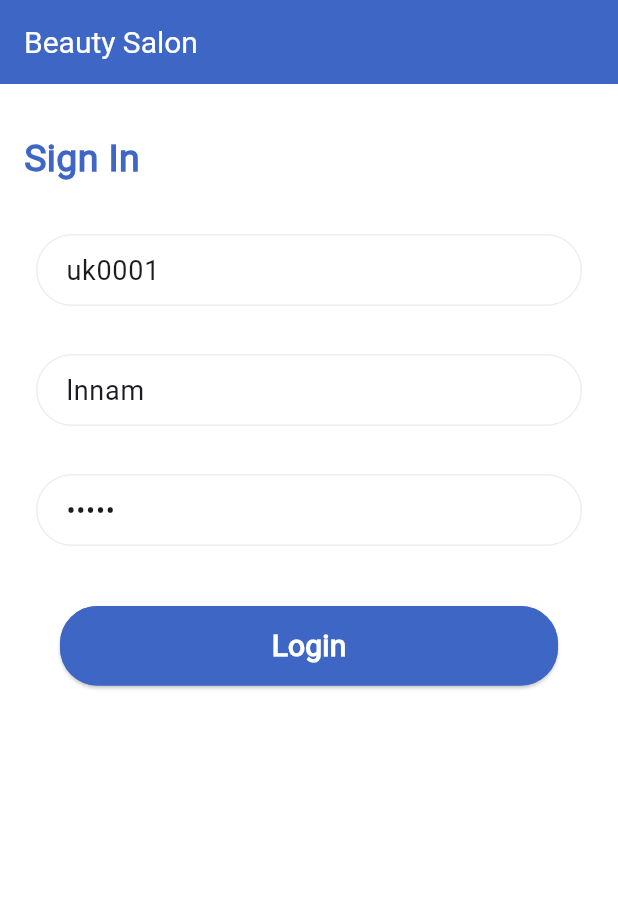
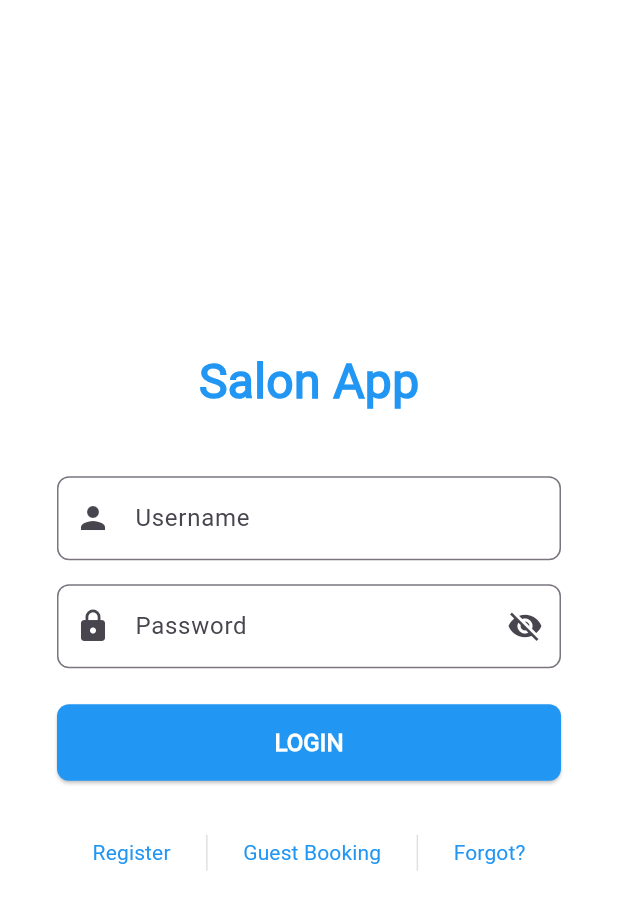
Before and after one commit to lnnam/fe_salon_owner, a Flutter app: the screen it shows after launch, on a phone screen of 412 x 824 dp. Shown: the top 910 px of the screen. Run offline on Flutter 3.47's test engine with Material 3 defaults, Android fonts, the light colour scheme and no system bars; our stand-ins replace cached_network_image, easy_localization, progress_dialog_null_safe, shared_preferences; missing offline and left inert: booking_calendar; accounts and stored records are empty; Roboto replaces fonts that are missing (OpenSans).

Commit message:
chore(ui): improve service & staff lists, add customer login and booking tweaks

```diff
--- a/lib/main.dart
+++ b/lib/main.dart
@@ -1,16 +1,17 @@
+import 'package:salonapp/ui/booking/customer_login.dart';
+
 import 'constants.dart';
 import 'dart:convert';
 import 'package:flutter/material.dart';
 import 'package:easy_localization/easy_localization.dart';
-import 'package:salonapp/services/helper.dart';
-import 'package:salonapp/api/api_manager.dart';
-import 'package:salonapp/ui/home.dart';
 import 'package:salonapp/ui/login.dart';
 import 'package:salonapp/ui/dashboard.dart';
 import 'package:salonapp/model/user.dart';
 import 'package:shared_preferences/shared_preferences.dart';
 import 'package:salonapp/ui/pos/home.dart';
 import 'package:salonapp/ui/booking/home.dart';
+import 'package:salonapp/ui/booking/staff.dart';
+import 'package:salonapp/ui/booking/service.dart';
 import 'package:flutter/rendering.dart';
 import 'package:salonapp/provider/booking.provider.dart';
 import 'package:provider/provider.dart';
@@ -100,7 +101,7 @@ class MyAppState extends State<MyApp> with WidgetsBindingObserver {
       // home: AuthChecker(),
       initialRoute: '/',
       routes: {
-        '/': (context) => const AuthChecker(),
+        '/': (context) => const CustomerLoginPage(),
         '/dashboard': (context) => const AuthChecker(),
         '/booking': (context) => const BookingHomeScreen(),
         '/pos': (context) => const SaleScreen(),
--- a/lib/ui/booking/calendar.dart
+++ b/lib/ui/booking/calendar.dart
@@ -6,6 +6,7 @@ import 'package:salonapp/constants.dart';
 import 'customer.dart'; // Import SchedulePage
 import 'summary.dart';
 import 'package:salonapp/api/api_manager.dart';
+import 'package:salonapp/ui/booking/customer_login.dart';
 
 class BookingCalendarPage extends StatefulWidget {
   const BookingCalendarPage({super.key});
@@ -70,7 +71,7 @@ class _BookingCalendarPageState extends State<BookingCalendarPage> {
     } else {
       Navigator.push(
         context,
-        MaterialPageRoute(builder: (context) => const CustomerPage()),
+        MaterialPageRoute(builder: (context) => const CustomerLoginPage()),
       );
     }
   }
--- /dev/null
+++ b/lib/ui/booking/customer_login.dart
@@ -0,0 +1,201 @@
+import 'package:flutter/material.dart';
+import 'service.dart';
+
+class CustomerLoginPage extends StatefulWidget {
+  const CustomerLoginPage({super.key});
+
+  @override
+  _CustomerLoginPageState createState() => _CustomerLoginPageState();
+}
+
+class _CustomerLoginPageState extends State<CustomerLoginPage> {
+  final TextEditingController _usernameController = TextEditingController();
+  final TextEditingController _passwordController = TextEditingController();
+  bool _obscurePassword = true;
+
+  @override
+  void dispose() {
+    _usernameController.dispose();
+    _passwordController.dispose();
+    super.dispose();
+  }
+
+  @override
+  Widget build(BuildContext context) {
+    return Scaffold(
+      body: Center(
+        child: SingleChildScrollView(
+          child: Container(
+            padding: const EdgeInsets.symmetric(horizontal: 32.0),
+            constraints: const BoxConstraints(maxWidth: 400),
+            child: Column(
+              mainAxisAlignment: MainAxisAlignment.center,
+              children: [
+                // Logo or Title
+                const SizedBox(height: 40),
+                const Text(
+                  'Salon App',
+                  style: TextStyle(
+                    fontSize: 32,
+                    fontWeight: FontWeight.bold,
+                    color: Colors.blue,
+                  ),
+                ),
+                const SizedBox(height: 40),
+
+                // Username TextField
+                TextField(
+                  controller: _usernameController,
+                  decoration: InputDecoration(
+                    labelText: 'Username',
+                    border: OutlineInputBorder(
+                      borderRadius: BorderRadius.circular(8),
+                    ),
+                    prefixIcon: const Icon(Icons.person),
+                    contentPadding: const EdgeInsets.symmetric(
+                        horizontal: 16, vertical: 16),
+                  ),
+                ),
+                const SizedBox(height: 16),
+
+                // Password TextField
+                TextField(
+                  controller: _passwordController,
+                  obscureText: _obscurePassword,
+                  decoration: InputDecoration(
+                    labelText: 'Password',
+                    border: OutlineInputBorder(
+                      borderRadius: BorderRadius.circular(8),
+                    ),
+                    prefixIcon: const Icon(Icons.lock),
+                    suffixIcon: IconButton(
+                      icon: Icon(
+                        _obscurePassword
+                            ? Icons.visibility_off
+                            : Icons.visibility,
+                      ),
+                      onPressed: () {
+                        setState(() {
+                          _obscurePassword = !_obscurePassword;
+                        });
+                      },
+                    ),
+                    contentPadding: const EdgeInsets.symmetric(
+                        horizontal: 16, vertical: 16),
+                  ),
+                ),
+                const SizedBox(height: 24),
+
+                // Login Button
+                SizedBox(
+                  width: double.infinity,
+                  child: ElevatedButton(
+                    style: ElevatedButton.styleFrom(
+                      padding: const EdgeInsets.symmetric(vertical: 14),
+                      backgroundColor: Colors.blue,
+                      shape: RoundedRectangleBorder(
+                        borderRadius: BorderRadius.circular(8),
+                      ),
+                    ),
+                    onPressed: () {
+                      if (_usernameController.text.isNotEmpty &&
+                          _passwordController.text.isNotEmpty) {
+                        print(
+                            'Login: ${_usernameController.text}, ${_passwordController.text}');
+                        // Add login API call here
+                      } else {
+                        ScaffoldMessenger.of(context).showSnackBar(
+                          const SnackBar(
+                              content:
+                                  Text('Please enter username and password')),
+                        );
+                      }
+                    },
+                    child: const Text(
+                      'LOGIN',
+                      style: TextStyle(
+                        fontSize: 16,
+                        fontWeight: FontWeight.w600,
+                        color: Colors.white,
+                      ),
+                    ),
+                  ),
+                ),
+                const SizedBox(height: 24),
+
+                // Sub Buttons Row
+                Row(
+                  mainAxisAlignment: MainAxisAlignment.spaceEvenly,
+                  children: [
+                    // Register Button
+                    TextButton(
+                      onPressed: () {
+                        print('Navigate to Register');
+                        // Add navigation to register page
+                      },
+                      child: const Text(
+                        'Register',
+                        style: TextStyle(
+                          fontSize: 14,
+                          color: Colors.blue,
+                          fontWeight: FontWeight.w500,
+                        ),
+                      ),
+                    ),
+                    // Divider
+                    Container(
+                      width: 1,
+                      height: 24,
+                      color: Colors.grey[300],
+                    ),
+                    // Guest Booking Button
+                    TextButton(
+                      onPressed: () {
+                        // Navigate to Services page for guest booking
+                        Navigator.push(
+                          context,
+                          MaterialPageRoute(
+                              builder: (context) => const ServicePage()),
+                        );
+                      },
+                      child: const Text(
+                        'Guest Booking',
+                        style: TextStyle(
+                          fontSize: 14,
+                          color: Colors.blue,
+                          fontWeight: FontWeight.w500,
+                        ),
+                      ),
+                    ),
+                    // Divider
+                    Container(
+                      width: 1,
+                      height: 24,
+                      color: Colors.grey[300],
+                    ),
+                    // Forgot Password Button
+                    TextButton(
+                      onPressed: () {
+                        print('Forgot Password');
+                        // Add navigation to forgot password page
+                      },
+                      child: const Text(
+                        'Forgot?',
+                        style: TextStyle(
+                          fontSize: 14,
+                          color: Colors.blue,
+                          fontWeight: FontWeight.w500,
+                        ),
+                      ),
+                    ),
+                  ],
+                ),
+                const SizedBox(height: 40),
+              ],
+            ),
+          ),
+        ),
+      ),
+    );
+  }
+}
```
Also changed, not shown: lib/ui/booking/customer.dart (+63 -6 lines), lib/ui/booking/service.dart (+25 -55 lines), lib/ui/booking/staff.dart (+26 -20 lines).
